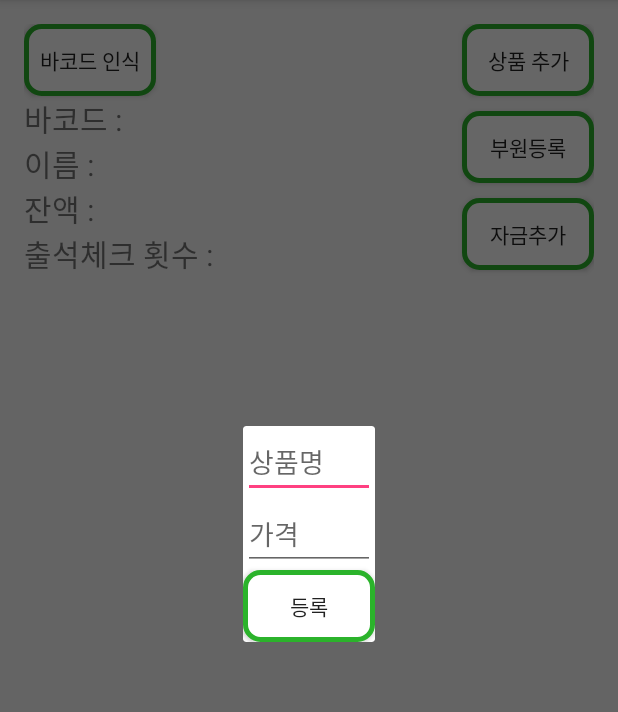
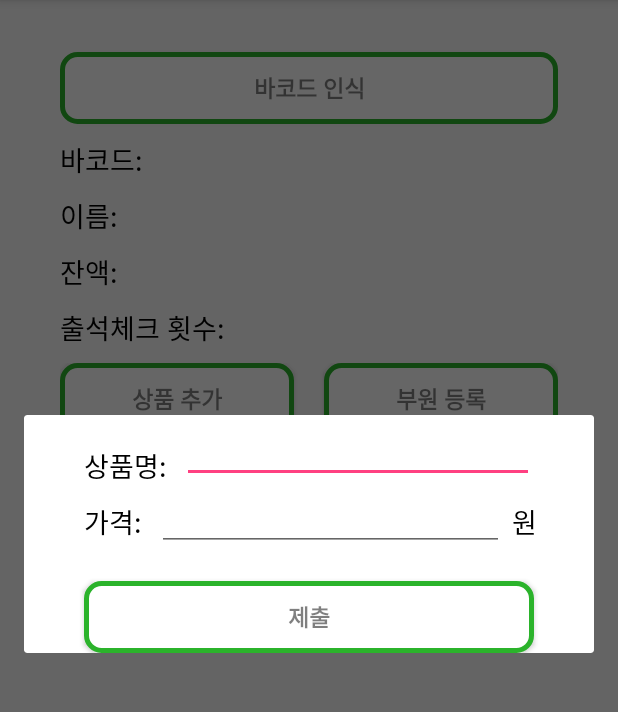
Before and after one commit to ms214/CheongwonPay2.0-Android, an Android app: the MainActivity screen opened directly, with no data from a screen before it, after a tap on "상품 추가", on a phone screen of 412 x 824 dp, the part 84-796 px from its top. Run offline under Robolectric (Android 15) with nearby library versions, the phone set to English and light mode, and no system bars; libraries missing offline, so code that uses them is left out: me.sudar.zxingorient; 6 statements that could not run were skipped.

Commit message:
update All UI

```diff
--- a/app/src/main/AndroidManifest.xml
+++ b/app/src/main/AndroidManifest.xml
@@ -38,6 +38,10 @@
 
         </activity>
 
+        <activity android:name=".RefundActivity">
+
+        </activity>
+
         <meta-data
             android:name="com.google.android.gms.version"
             android:value="@integer/google_play_services_version"/>
--- a/app/src/main/res/layout/activity_goodsadd.xml
+++ b/app/src/main/res/layout/activity_goodsadd.xml
@@ -1,30 +1,77 @@
 <?xml version="1.0" encoding="utf-8"?>
-<LinearLayout xmlns:android="http://schemas.android.com/apk/res/android"
+<RelativeLayout xmlns:android="http://schemas.android.com/apk/res/android"
     android:orientation="vertical" android:layout_width="match_parent"
     android:layout_height="match_parent">
 
-    <!--상품명 EditText-->
+    <TextView
+        android:id='@+id/textView1'
+        android:layout_marginTop="20dp"
+        android:layout_marginStart="40dp"
+        android:layout_width="wrap_content"
+        android:layout_height="wrap_content"
+        android:text="상품명:"
+        android:textColor="#000000"
+        android:textSize="18sp"/>
+
+    <TextView
+        android:id='@+id/textView2'
+        android:layout_marginTop="10dp"
+        android:layout_marginStart="40dp"
+        android:layout_width="wrap_content"
+        android:layout_height="wrap_content"
+        android:text="가격:"
+        android:textColor="#000000"
+        android:textSize="18sp"
+        android:layout_below="@id/textView1"/>
+
+    <TextView
+        android:id='@+id/textView3'
+        android:layout_marginTop="10dp"
+        android:layout_marginStart="230dp"
+        android:layout_width="wrap_content"
+        android:layout_height="wrap_content"
+        android:text="원"
+        android:textColor="#000000"
+        android:textSize="18sp"
+        android:layout_below="@id/textView1"
+        android:layout_toEndOf="@id/textView1"/>
+
+
     <EditText
+        android:id='@+id/tf_goods'
         android:layout_width="match_parent"
         android:layout_height="wrap_content"
-        android:id="@+id/tf_goods"
-        android:hint="상품명" />
+        android:layout_marginStart="10dp"
+        android:layout_marginEnd="40dp"
+        android:inputType="text"
+        android:layout_toRightOf="@id/textView1"
+        />
 
-    <!--가격 EditText-->
     <EditText
+        android:id='@+id/tf_price'
         android:layout_width="match_parent"
         android:layout_height="wrap_content"
+        android:layout_marginStart="10dp"
+        android:layout_marginEnd="60dp"
         android:inputType="number"
-        android:ems="10"
-        android:id="@+id/tf_price"
-        android:hint="가격" />
+        android:layout_toEndOf="@id/textView2"
+        android:layout_below="@id/tf_goods"
+        />
 
-    <!--등록 Button-->
     <Button
-        android:layout_width="wrap_content"
+        android:layout_width="match_parent"
         android:layout_height="wrap_content"
-        android:text="등록"
-        android:layout_gravity="center_horizontal"
-        android:id="@+id/btn_add"
-        android:background="@drawable/button_line"/>
-</LinearLayout>
+        android:text="제출"
+        android:textColor="#80000000"
+        android:textSize="15sp"
+        android:textStyle="bold"
+        android:background="@drawable/button_line"
+        android:layout_marginTop="20dp"
+        android:layout_marginLeft="40dp"
+        android:layout_marginRight="40dp"
+        android:layout_below="@id/tf_price"/>
+
+
+
+
+</RelativeLayout>
--- a/app/src/main/res/layout/activity_main.xml
+++ b/app/src/main/res/layout/activity_main.xml
@@ -1,124 +1,162 @@
 <?xml version="1.0" encoding="utf-8"?>
-<RelativeLayout xmlns:android="http://schemas.android.com/apk/res/android"
-    xmlns:tools="http://schemas.android.com/tools"
-    android:layout_width="match_parent"
-    android:layout_height="match_parent"
-    android:paddingBottom="@dimen/activity_vertical_margin"
-    android:paddingLeft="@dimen/activity_horizontal_margin"
-    android:paddingRight="@dimen/activity_horizontal_margin"
-    android:paddingTop="@dimen/activity_vertical_margin"
-    tools:context="kr.ms214.cheongwonpay20.MainActivity">
 
-    <!--바코드인식 Button-->
-    <Button
+<LinearLayout xmlns:android="http://schemas.android.com/apk/res/android"
+    android:orientation="vertical" android:layout_width="match_parent"
+    android:layout_height="match_parent">
+
+    <TextView
+        android:id='@+id/tv_login_info'
         android:layout_width="wrap_content"
         android:layout_height="wrap_content"
+        android:text="login info"
+        android:textColor="#000000"
+        android:textSize="18sp"
+        android:layout_marginLeft="40dp"
+        android:layout_marginRight="40dp"
+        android:layout_gravity="center_horizontal"
+        />
+        <Button
+            android:id="@+id/inputbarcode"
+            android:layout_width="match_parent"
+            android:layout_height="wrap_content"
             android:text="바코드 인식"
-        android:id="@+id/button"
-        android:onClick="onClicked"
-        android:layout_alignParentTop="true"
-        android:layout_alignParentLeft="true"
-        android:layout_alignParentStart="true"
+            android:textColor="#80000000"
+            android:textSize="15sp"
+            android:textStyle="bold"
             android:background="@drawable/button_line"
-        android:layout_marginRight="15dp"/>
+            android:layout_marginTop="10dp"
+            android:layout_marginLeft="40dp"
+            android:layout_marginRight="40dp"
+            />
 
-    <!--바코드인식결과 TextView-->
     <TextView
+        android:id='@+id/barcode'
+        android:layout_marginTop="10dp"
+        android:layout_marginStart="40dp"
         android:layout_width="wrap_content"
         android:layout_height="wrap_content"
-        android:text="바코드 : "
-        android:id="@+id/barcode"
-        android:layout_below="@+id/button"
-        android:layout_alignParentLeft="true"
-        android:layout_alignParentStart="true"
-        android:textSize="20dp"
-        android:textIsSelectable="true" />
+        android:text="바코드:"
+        android:textColor="#000000"
+        android:textSize="18sp"
+        />
 
-    <!--이름 TextView-->
     <TextView
+        android:id='@+id/tv_Name'
+        android:layout_marginTop="10dp"
+        android:layout_marginStart="40dp"
         android:layout_width="wrap_content"
         android:layout_height="wrap_content"
-        android:text="이름 :"
-        android:id="@+id/tv_Name"
-        android:layout_below="@+id/barcode"
-        android:layout_alignParentLeft="true"
-        android:layout_alignParentStart="true"
-        android:textSize="20dp" />
+        android:text="이름:"
+        android:textColor="#000000"
+        android:textSize="18sp"
+        />
 
-    <!--잔액 TextView-->
     <TextView
+        android:id='@+id/textView3'
+        android:layout_marginTop="10dp"
+        android:layout_marginStart="40dp"
         android:layout_width="wrap_content"
         android:layout_height="wrap_content"
-        android:text="잔액 : "
-        android:id="@+id/tv_balance"
-        android:layout_alignParentLeft="true"
-        android:layout_alignParentStart="true"
-        android:textSize="20dp"
-        android:layout_below="@+id/tv_Name"/>
+        android:text="잔액:"
+        android:textColor="#000000"
+        android:textSize="18sp"
+        />
 
-    <!--출석체크 결과 TextView-->
     <TextView
+        android:id='@+id/tv_Visits'
+        android:layout_marginTop="10dp"
+        android:layout_marginStart="40dp"
         android:layout_width="wrap_content"
         android:layout_height="wrap_content"
-        android:text="출석체크 횟수 :"
-        android:id="@+id/tv_Visits"
-        android:textSize="20dp"
-        android:layout_below="@+id/tv_balance"
-        android:layout_alignParentLeft="true"
-        android:layout_alignParentStart="true" />
+        android:text="출석체크 횟수:"
+        android:textColor="#000000"
+        android:textSize="18sp"
+        />
 
-    <!--동아리정보 TextView-->
-    <TextView
-        android:layout_width="wrap_content"
+    <LinearLayout
+        android:id='@+id/buttonset1'
+        android:layout_width="match_parent"
         android:layout_height="wrap_content"
-        android:text="Login Info"
-        android:id="@+id/tv_login_info"
-        android:layout_alignBottom="@+id/button"
-        android:layout_toRightOf="@+id/button"
-        android:layout_toEndOf="@+id/button"
-        android:layout_alignParentTop="true" />
+        android:layout_marginTop="10dp"
+        android:layout_marginLeft="40dp"
+        android:layout_marginRight="40dp"
+        android:orientation="horizontal"
+        android:layout_below="@id/tv_Visits">
 
-    <!--상품 추가 Button-->
         <Button
-        android:id="@+id/bt_add"
-        android:layout_width="wrap_content"
+            android:id='@+id/btn_add'
+            android:layout_width="match_parent"
             android:layout_height="wrap_content"
-        android:layout_alignParentTop="true"
-        android:layout_alignStart="@+id/button3"
+            android:text="상품 추가"
+            android:textColor="#80000000"
+            android:textSize="15sp"
+            android:textStyle="bold"
             android:background="@drawable/button_line"
+            android:layout_weight="1"
             android:onClick="onClickedAdd"
-        android:text="상품 추가" />
+            android:layout_marginEnd="10dp"/>
 
-    <!--부원등록 Button-->
         <Button
-        android:layout_width="wrap_content"
+            android:id='@+id/registerteammate'
+            android:layout_width="match_parent"
             android:layout_height="wrap_content"
-        android:text="부원등록"
-        android:id="@+id/button3"
+            android:text="부원 등록"
+            android:textColor="#80000000"
+            android:textSize="15sp"
+            android:textStyle="bold"
+            android:background="@drawable/button_line"
+            android:layout_marginStart="10dp"
             android:onClick="onClickedUserCheck"
-        android:layout_alignTop="@+id/barcode"
-        android:layout_alignParentRight="true"
-        android:layout_alignParentEnd="true"
+            android:layout_weight="1"/>
+
+    </LinearLayout>
+
+    <LinearLayout
+        android:id='@+id/buttonset2'
+        android:layout_width="match_parent"
+        android:layout_height="wrap_content"
+        android:layout_marginTop="10dp"
+        android:layout_marginLeft="40dp"
+        android:layout_marginRight="40dp"
+        android:orientation="horizontal"
+        android:layout_below="@id/buttonset1">
+
+        <Button
+            android:id='@+id/Button1'
+            android:layout_width="match_parent"
+            android:layout_height="wrap_content"
+            android:text="자금 추가"
+            android:textColor="#80000000"
+            android:textSize="15sp"
+            android:textStyle="bold"
             android:background="@drawable/button_line"
-        android:layout_marginTop="10dp"/>
+            android:onClick="tv_Visits"
+            android:layout_weight="1"
+            android:layout_marginEnd="10dp"/>
+
         <Button
-        android:id="@+id/addCharge"
-        android:layout_width="wrap_content"
+            android:id='@+id/Button2'
+            android:layout_width="match_parent"
             android:layout_height="wrap_content"
-        android:text="자금추가"
+            android:text="환불하기"
+            android:textColor="#80000000"
+            android:textSize="15sp"
+            android:textStyle="bold"
             android:background="@drawable/button_line"
-        android:layout_below="@id/button3"
-        android:layout_alignParentRight="true"
+            android:layout_marginStart="10dp"
+            android:onClick="onClickRefund"
+            android:layout_weight="1"/>
+
+    </LinearLayout>
+
+    <ListView
+        android:id="@+id/listView"
+        android:layout_width="match_parent"
+        android:layout_height="wrap_content"
         android:layout_marginTop="10dp"
-        android:onClick ="onClickCharge"/>
-
-    <!--상품목록 ListView-->
-    <ListView
-        android:layout_width="match_parent"
-        android:layout_height="match_parent"
-        android:id="@+id/listView"
-        android:layout_below="@+id/tv_Visits"
+        android:layout_marginLeft="40dp"
+        android:layout_marginRight="40dp"
         android:layout_alignParentRight="true"
         android:layout_alignParentEnd="true" />
 
-</RelativeLayout>
+    </LinearLayout>
--- a/app/src/main/res/values/strings.xml
+++ b/app/src/main/res/values/strings.xml
@@ -11,4 +11,6 @@
     <string name="error_incorrect_password">암호가 틀렸습니다.</string>
     <string name="error_field_required">이 항목은 필수적입니다.</string>
 
+    <string name="refund_desc">환불할 항목을 아래 리스트에서 터치하세요.</string>
+
 </resources>
```
Also changed, not shown: app/src/main/java/kr/ms214/cheongwonpay20/MainActivity.java (+14 -2 lines), app/src/main/java/kr/ms214/cheongwonpay20/NetworkThread.java (+26 -0 lines), app/src/main/java/kr/ms214/cheongwonpay20/RefundActivity.java (added, +130 -0 lines), app/src/main/res/layout/activity_changeinfo.xml (+98 -36 lines), app/src/main/res/layout/activity_charge.xml (+20 -18 lines), app/src/main/res/layout/activity_login.xml (+12 -14 lines), app/src/main/res/layout/activity_refund.xml (added, +49 -0 lines), app/src/main/ic_launcher-web.png, app/src/main/res/mipmap-hdpi/ic_launcher.png, app/src/main/res/mipmap-mdpi/ic_launcher.png, app/src/main/res/mipmap-xhdpi/ic_launcher.png, app/src/main/res/mipmap-xxhdpi/ic_launcher.png, app/src/main/res/mipmap-xxxhdpi/ic_launcher.png, 2 other files. Lines whose indentation alone changed are shown as unchanged.
